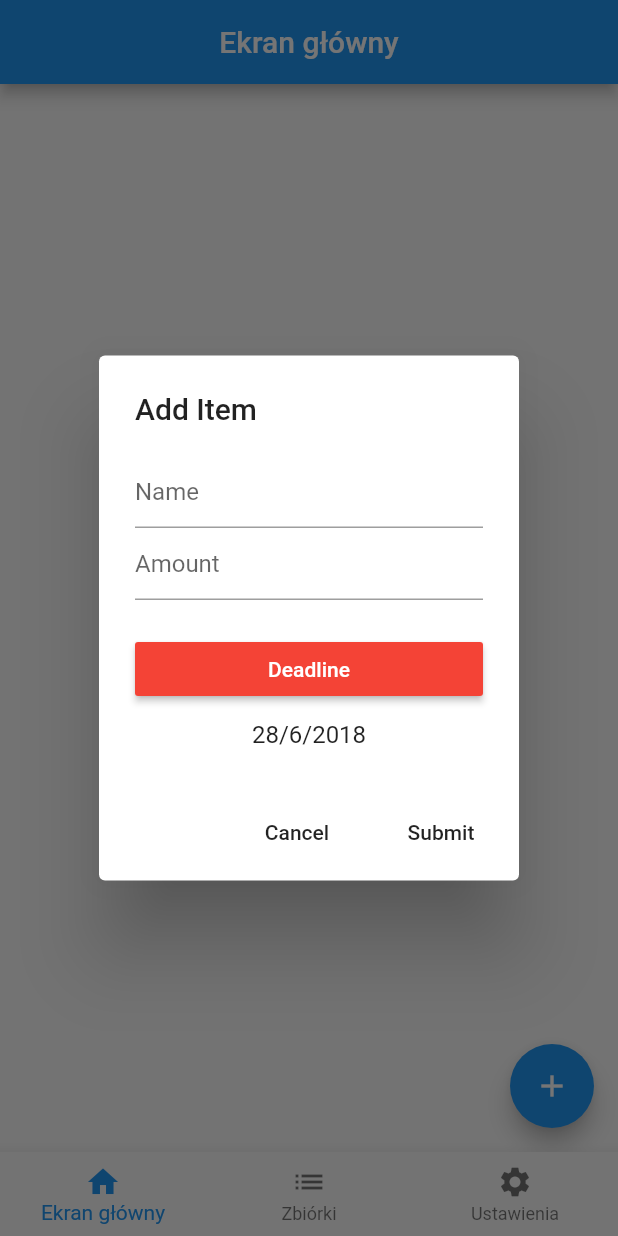
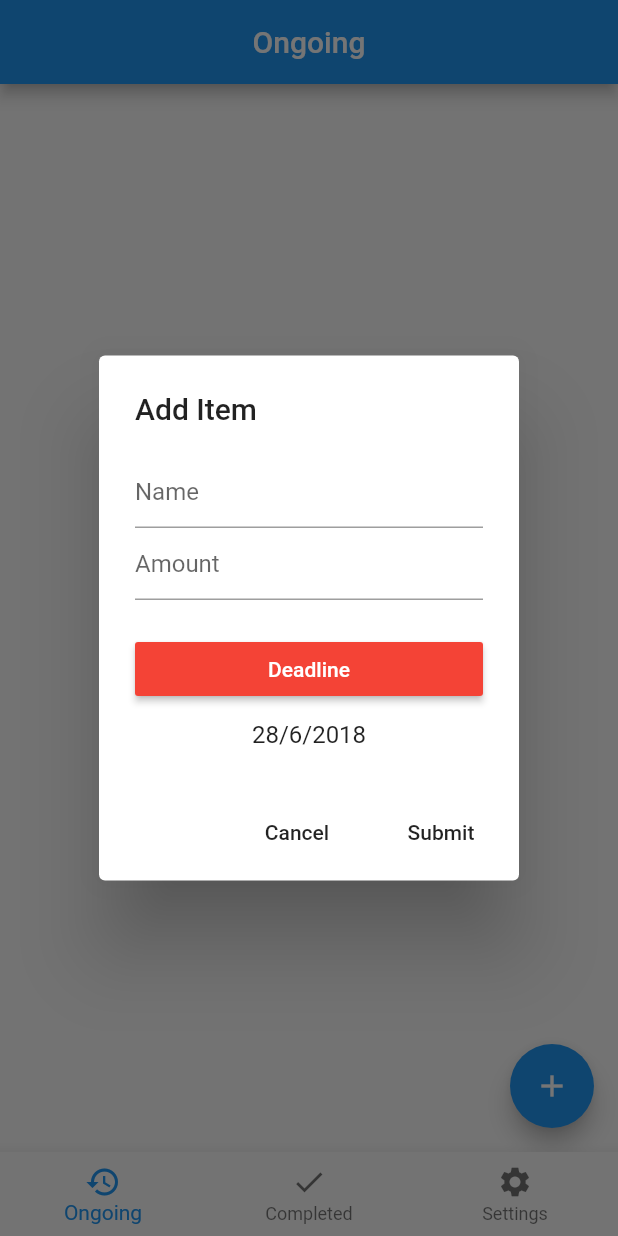
Before and after one commit to AgentFabulous/FundRazor, a Flutter app: the screen it shows after launch, after a tap on the "add" icon, on a phone screen of 412 x 824 dp. Run offline on Flutter 3.47's test engine with Material 2 defaults, Android fonts, the phone set to English and light mode, and no system bars; generated files the repository leaves out were written again; statements that could not run were skipped.

Commit message:
Way too many changes
Signed-off-by: Kshitij Gupta <kshitijgm@gmail.com>

```diff
--- /dev/null
+++ b/lib/internal/common.dart
@@ -0,0 +1,17 @@
+import 'package:skarbnicaskarbnika/internal/data.dart';
+
+String simpleDate(DateTime d) {
+  return d.day.toString() + "/" + d.month.toString() + "/" + d.year.toString();
+}
+
+int calculateLength(bool isDone) {
+  int _len = 0;
+  for (int i = 0; i < lists.allLists.length; i++) {
+    if (isDone) {
+      if (lists.allLists[i].isDone) _len++;
+    }
+    else
+      if (!lists.allLists[i].isDone) _len++;
+  }
+  return _len;
+}
--- a/lib/internal/data.dart
+++ b/lib/internal/data.dart
@@ -108,6 +108,10 @@ class Lists extends Object with _$ListsSerializerMixin {
   void updatePersonName(int index, String name) {
     people[index].name = name;
   }
+
+  void addPerson(String name) {
+    people.add(new Person(name));
+  }
 }
 
 @JsonSerializable()
--- a/lib/main.dart
+++ b/lib/main.dart
@@ -45,16 +45,16 @@ class _MainPageState extends State<MainPage> {
         bottomNavigationBar: new BottomNavigationBar(
               items: [
                 new BottomNavigationBarItem(
-                  icon: new Icon(Icons.home),
-                  title: new Text("Ekran główny"),
+                  icon: new Icon(Icons.history),
+                  title: new Text("Ongoing"),
                 ),
                 new BottomNavigationBarItem(
-                  icon: new Icon(Icons.list),
-                  title: new Text("Zbiórki"),
+                  icon: new Icon(Icons.done),
+                  title: new Text("Completed"),
                 ),
                 new BottomNavigationBarItem(
                   icon: new Icon(Icons.settings),
-                  title: new Text("Ustawienia"),
+                  title: new Text("Settings"),
                 ),
               ],
               onTap: navTapped,
@@ -85,8 +85,8 @@ class _MainPageState extends State<MainPage> {
       this.page = page;
     });
   }
+
+  void navTapped (int page) {
+    pageControl.animateToPage(page, duration: const Duration(milliseconds: 300), curve: Curves.ease);
+  }
 }
-
-void navTapped (int page) {
-  pageControl.animateToPage(page, duration: const Duration(milliseconds: 300), curve: Curves.ease);
-}
--- a/lib/pages/Page0.dart
+++ b/lib/pages/Page0.dart
@@ -1,6 +1,10 @@
 import 'package:flutter/material.dart';
 import 'package:skarbnicaskarbnika/internal/data.dart';
+import 'package:skarbnicaskarbnika/internal/ui_common.dart';
+import 'package:skarbnicaskarbnika/internal/common.dart';
 import 'dart:async';
+
+bool isDone = false;
 
 class Page0 extends StatefulWidget {
   @override
@@ -10,26 +14,9 @@ class Page0 extends StatefulWidget {
 class _Page0 extends State<Page0> {
   List<Widget> cards;
 
-  List<Widget> _buildTiles() {
-    int _len = _calculateLength();
-    List<Widget> tiles = new List<Widget>(_len);
-    for (int i = 0; i < _len; i++) {
-      tiles[i] = new ListsCard(i);
-    }
-    return tiles;
-  }
-
-  int _calculateLength() {
-    int _len = 0;
-    for (int i = 0; i < lists.allLists.length; i++) {
-      if (!lists.allLists[i].isDone) _len++;
-    }
-    return _len;
-  }
-
   @override
   Widget build(BuildContext context) {
-    cards = _buildTiles();
+    cards = buildTiles(isDone);
     var column = new Column(
       crossAxisAlignment: CrossAxisAlignment.stretch,
       children: cards,
@@ -38,7 +25,7 @@ class _Page0 extends State<Page0> {
     return new Scaffold(
       appBar: new AppBar(
         centerTitle: true,
-        title: new Text("Ekran główny"),
+        title: new Text("Ongoing"),
       ),
       body: new Container(
         padding: const EdgeInsets.only(bottom: 2.0),
@@ -50,7 +37,7 @@ class _Page0 extends State<Page0> {
           onPressed: () {
             _fabMenuBuilder(context, new StatefulDialog()).then((Null n) {
               setState(() {
-                cards = _buildTiles();
+                cards = buildTiles(isDone);
               });
             });
           },
@@ -66,37 +53,6 @@ Future<Null> _fabMenuBuilder(BuildContext context, Widget child) async {
       builder: (BuildContext context) => child);
 }
 
-class ListsCard extends StatelessWidget {
-  final int index;
-
-  ListsCard(this.index);
-
-  @override
-  Widget build(BuildContext context) {
-    final double textSize = 20.0;
-    final TextStyle textStyle = new TextStyle(fontSize: textSize);
-    return new Container(
-        padding: const EdgeInsets.only(bottom: 1.0),
-        child: new Card(
-          child: new Container(
-            padding: const EdgeInsets.all(20.0),
-            child: new Column(
-                crossAxisAlignment: CrossAxisAlignment.start,
-                children: <Widget>[
-                  new Text(lists.allLists[index].name, style: textStyle),
-                  new Text(
-                      "Amount: " +
-                          lists.allLists[index].recalculatedAmount.toString(),
-                      style: new TextStyle(color: Colors.grey)),
-                  new Text(
-                    "Deadline: " + simpleDate(lists.allLists[index].date),
-                    style: new TextStyle(color: Colors.grey),
-                  )
-                ]),
-          ),
-        ));
-  }
-}
 
 class StatefulDialog extends StatefulWidget {
   _StatefulDialog createState() => new _StatefulDialog();
@@ -209,7 +165,3 @@ class _StatefulDialog extends State<StatefulDialog> {
     }
   }
 }
-
-String simpleDate(DateTime d) {
-  return d.day.toString() + "/" + d.month.toString() + "/" + d.year.toString();
-}
--- a/lib/pages/Page1.dart
+++ b/lib/pages/Page1.dart
@@ -1,55 +1,61 @@
 import 'package:flutter/material.dart';
+import 'package:skarbnicaskarbnika/internal/ui_common.dart';
 
-class Page1 extends StatelessWidget {
+bool isDone = true;
+
+class Page1 extends StatefulWidget {
+  @override
+  _Page1 createState() => new _Page1();
+}
+
+class _Page1 extends State<Page1> {
+  List<Widget> cards;
 
   @override
   Widget build(BuildContext context) {
-    final double myTextSize = 30.0;
-    final TextStyle myTextStyle =
-    new TextStyle(color: Colors.grey, fontSize: myTextSize);
-
+    cards = buildTiles(isDone);
     var column = new Column(
       crossAxisAlignment: CrossAxisAlignment.stretch,
-      children: <Widget>[
-        new CeneteredCard(
-          title: new Text(
-            "Page1",
-            style: myTextStyle,
-          ),
-        )
-      ],
+      children: cards,
     );
 
     return new Scaffold(
         appBar: new AppBar(
           centerTitle: true,
-        title: new Text("Zbiórki"),
+          title: new Text("Completed"),
         ),
-      body: new Container(
+        body: new Column(
+            crossAxisAlignment: CrossAxisAlignment.stretch,
+            children: <Widget>[
+              new Container(
+                child: new Text("Current amount",
+                    style: new TextStyle(fontSize: 20.0, color: Colors.grey),
+                    textAlign: TextAlign.center),
+                padding: EdgeInsets.only(top: 80.0),
+              ),
+              new Row(
+                  mainAxisAlignment: MainAxisAlignment.center,
+                  children: <Widget>[
+                    new Container(
+                      child: new Text("\$",
+                          style: new TextStyle(fontSize: 20.0),
+                          textAlign: TextAlign.center),
+                      padding: EdgeInsets.only(top: 0.0, bottom: 100.0),
+                    ),
+                    new Padding(padding: EdgeInsets.all(2.0)),
+                    new Container(
+                      child: new Text("99999",
+                          style: new TextStyle(fontSize: 50.0),
+                          textAlign: TextAlign.center),
+                      padding: EdgeInsets.only(top: 20.0, bottom: 100.0),
+                    ),
+                  ]),
+              new Container(
                 padding: const EdgeInsets.only(bottom: 2.0),
                 child: new Container(
                   child: new SingleChildScrollView(child: column),
                 ),
               ),
-    );
+            ]));
   }
 }
-
-class CeneteredCard extends StatelessWidget {
-  final Widget title;
-
-  CeneteredCard({this.title});
-
-  @override
-  Widget build(BuildContext context) {
-    return new Container(
-      padding: const EdgeInsets.only(bottom: 1.0),
-      child: new Card(
-        child: new Container(
-            padding: const EdgeInsets.all(20.0),
-            child: new Center(child: this.title)
-        ),
-      ),
-    );
-  }
-}
--- a/lib/pages/Page2.dart
+++ b/lib/pages/Page2.dart
@@ -1,4 +1,5 @@
 import 'package:flutter/material.dart';
+import 'package:skarbnicaskarbnika/internal/ui_common.dart';
 
 class Page2 extends StatelessWidget {
 
@@ -11,7 +12,7 @@ class Page2 extends StatelessWidget {
     var column = new Column(
       crossAxisAlignment: CrossAxisAlignment.stretch,
       children: <Widget>[
-        new CenteredCard(
+        new CenterCard(
           title: new Text(
             "Page2",
             style: myTextStyle,
@@ -23,7 +24,7 @@ class Page2 extends StatelessWidget {
     return new Scaffold(
       appBar: new AppBar(
         centerTitle: true,
-        title: new Text("Ustawienia"),
+        title: new Text("Settings"),
       ),
       body: new Container(
         padding: const EdgeInsets.only(bottom: 2.0),
@@ -34,22 +35,3 @@ class Page2 extends StatelessWidget {
     );
   }
 }
-
-class CenteredCard extends StatelessWidget {
-  final Widget title;
-
-  CenteredCard({this.title});
-
-  @override
-  Widget build(BuildContext context) {
-    return new Container(
-      padding: const EdgeInsets.only(bottom: 1.0),
-      child: new Card(
-        child: new Container(
-            padding: const EdgeInsets.all(20.0),
-            child: new Center(child: this.title)
-        ),
-      ),
-    );
-  }
-}
```
Also changed, not shown: lib/internal/ui_common.dart (added, +93 -0 lines). Lines whose indentation alone changed are shown as unchanged.
